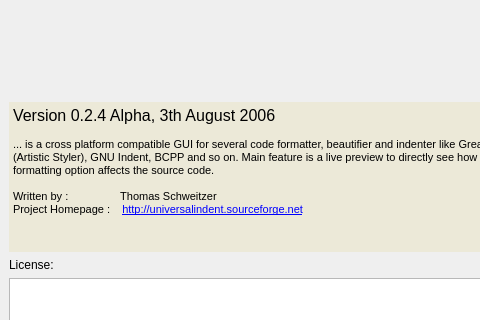
Qt form src/aboutdialog.ui (yuhaoth/univsalindent) before a commit; both pictures show x 0 to 480 and y 0 to 320 of the 588 by 499 pixel window.
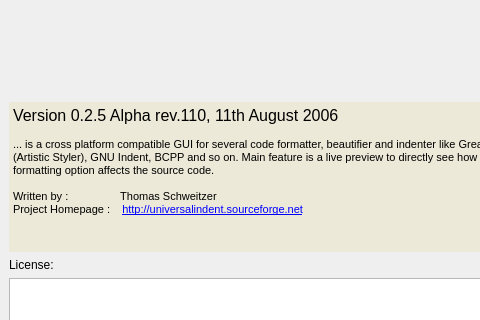
The same form after that commit. Icons and pictures are not drawn.

Commit message: Added icons for lodaing/saving indenter config file

What changed in the file:
```diff
--- a/src/aboutdialog.ui
+++ b/src/aboutdialog.ui
@@ -366,7 +366,7 @@
       <enum>QFrame::NoFrame</enum>
      </property>
      <property name="html" >
-      <string>&lt;html>&lt;head>&lt;meta name="qrichtext" content="1" />&lt;/head>&lt;body style=" white-space: pre-wrap; font-family:MS Shell Dlg 2; font-size:8.25pt; font-weight:400; font-style:normal; text-decoration:none;">&lt;p style=" margin-top:0px; margin-bottom:0px; margin-left:0px; margin-right:0px; -qt-block-indent:0; text-indent:0px; font-family:MS Shell Dlg; font-size:8pt;">&lt;span style=" font-family:MS Shell Dlg 2; font-size:12pt;">Version 0.2.4 Alpha, 3th August 2006&lt;/span>&lt;/p>&lt;p style="-qt-paragraph-type:empty; margin-top:0px; margin-bottom:0px; margin-left:0px; margin-right:0px; -qt-block-indent:0; text-indent:0px; font-size:8pt;">&lt;/p>&lt;p style=" margin-top:0px; margin-bottom:0px; margin-left:0px; margin-right:0px; -qt-block-indent:0; text-indent:0px; font-size:8pt;">... is a cross platform compatible GUI for several code formatter, beautifier and indenter like GreatCode, AStyle (Artistic Styler), GNU Indent, BCPP and so on. Main feature is a live preview to directly see how the selected formatting option affects the source code.&lt;/p>&lt;p style="-qt-paragraph-type:empty; margin-top:0px; margin-bottom:0px; margin-left:0px; margin-right:0px; -qt-block-indent:0; text-indent:0px; font-size:8pt;">&lt;/p>&lt;p style=" margin-top:0px; margin-bottom:0px; margin-left:0px; margin-right:0px; -qt-block-indent:0; text-indent:0px; font-size:8pt;">Written by :  	         Thomas Schweitzer&lt;/p>&lt;p style=" margin-top:0px; margin-bottom:0px; margin-left:0px; margin-right:0px; -qt-block-indent:0; text-indent:0px; font-size:8pt;">Project Homepage :    &lt;span style=" text-decoration: underline; color:#0000ff;">http://universalindent.sourceforge.net&lt;/span>&lt;/p>&lt;/body>&lt;/html></string>
+      <string>&lt;html>&lt;head>&lt;meta name="qrichtext" content="1" />&lt;/head>&lt;body style=" white-space: pre-wrap; font-family:MS Shell Dlg; font-size:8.25pt; font-weight:400; font-style:normal; text-decoration:none;">&lt;p style=" margin-top:0px; margin-bottom:0px; margin-left:0px; margin-right:0px; -qt-block-indent:0; text-indent:0px; font-size:8pt;">&lt;span style=" font-family:MS Shell Dlg 2; font-size:12pt;">Version 0.2.5 Alpha rev.110, 11th August 2006&lt;/span>&lt;/p>&lt;p style="-qt-paragraph-type:empty; margin-top:0px; margin-bottom:0px; margin-left:0px; margin-right:0px; -qt-block-indent:0; text-indent:0px; font-family:MS Shell Dlg 2; font-size:8pt;">&lt;/p>&lt;p style=" margin-top:0px; margin-bottom:0px; margin-left:0px; margin-right:0px; -qt-block-indent:0; text-indent:0px; font-family:MS Shell Dlg 2; font-size:8pt;">... is a cross platform compatible GUI for several code formatter, beautifier and indenter like GreatCode, AStyle (Artistic Styler), GNU Indent, BCPP and so on. Main feature is a live preview to directly see how the selected formatting option affects the source code.&lt;/p>&lt;p style="-qt-paragraph-type:empty; margin-top:0px; margin-bottom:0px; margin-left:0px; margin-right:0px; -qt-block-indent:0; text-indent:0px; font-family:MS Shell Dlg 2; font-size:8pt;">&lt;/p>&lt;p style=" margin-top:0px; margin-bottom:0px; margin-left:0px; margin-right:0px; -qt-block-indent:0; text-indent:0px; font-family:MS Shell Dlg 2; font-size:8pt;">Written by :  	         Thomas Schweitzer&lt;/p>&lt;p style=" margin-top:0px; margin-bottom:0px; margin-left:0px; margin-right:0px; -qt-block-indent:0; text-indent:0px; font-family:MS Shell Dlg 2; font-size:8pt;">Project Homepage :    &lt;span style=" text-decoration: underline; color:#0000ff;">http://universalindent.sourceforge.net&lt;/span>&lt;/p>&lt;/body>&lt;/html></string>
      </property>
     </widget>
    </item>
```
Left out of the diff: 2 changed lines with no effect on the pictures. The commit also changes 3 other files.
